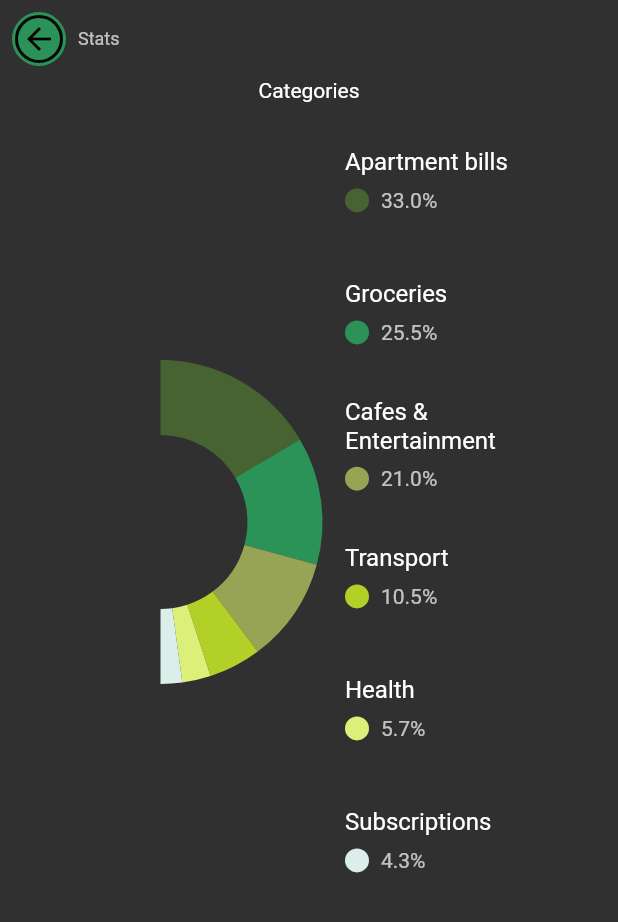
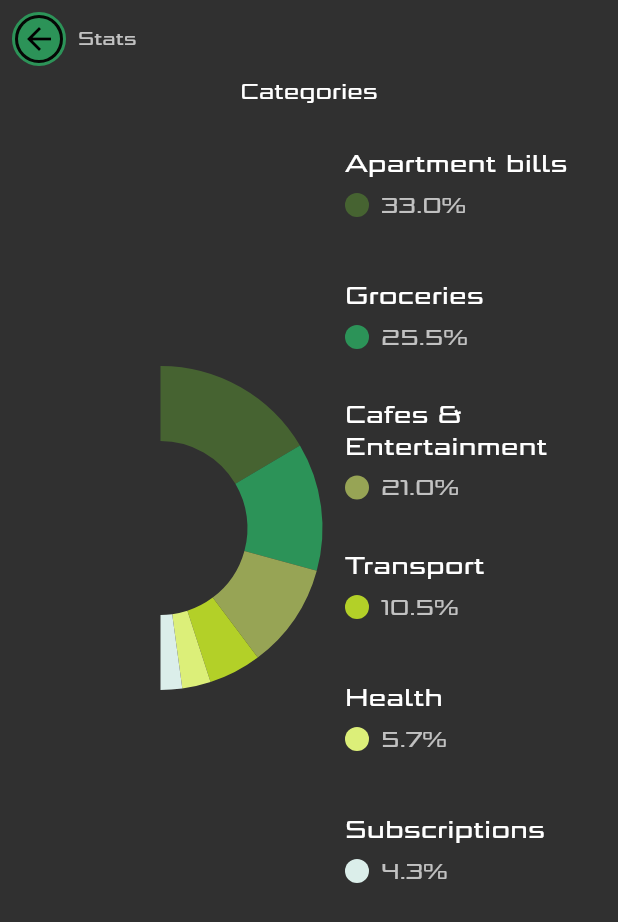
Before and after one commit to adnanjpg/my_finance_demo, a Flutter app: the screen it shows after launch, on a phone screen of 412 x 824 dp. Shown: the top 922 px of the screen. Run offline on Flutter 3.47's test engine with Material 2 defaults, Android fonts, the phone set to English and light mode, and no system bars; drawn by our look-alikes of pie_chart.

Commit message:
set Buntype font

```diff
--- a/lib/main.dart
+++ b/lib/main.dart
@@ -13,6 +13,7 @@ class MyApp extends StatelessWidget {
   Widget build(BuildContext context) {
     return MaterialApp(
       theme: ThemeData(
+        fontFamily: 'Buntype',
         colorScheme: const ColorScheme.dark(
           primary: ColorTable.primary,
         ),
--- a/pubspec.yaml
+++ b/pubspec.yaml
@@ -22,3 +22,7 @@ dev_dependencies:
   flutter_lints: ^1.0.0
 flutter:
   uses-material-design: true
+  fonts:
+    - family: Buntype
+      fonts:
+        - asset: assets/fonts/Buntype.otf
```
Also changed, not shown: assets/fonts/Buntype.otf (added).
